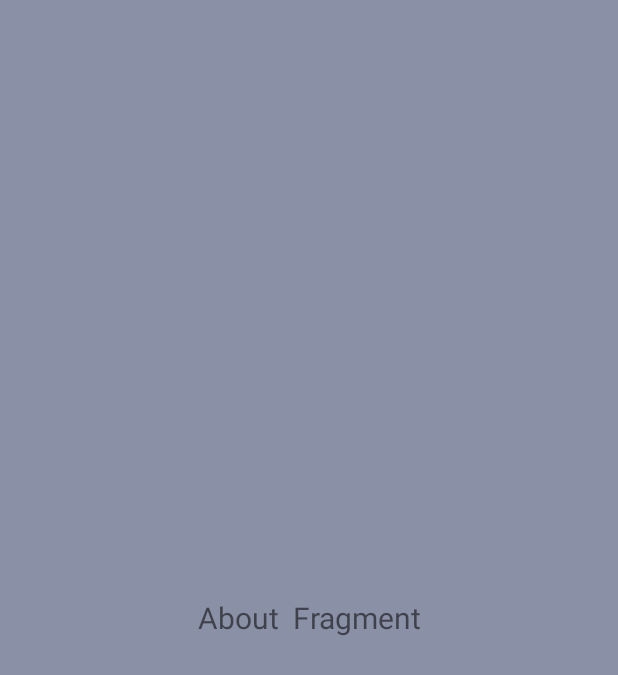
After one commit to SomnathNikam/FarmHelp, an Android app: the fragment About shown on its own in the app's theme, on a phone screen of 412 x 824 dp. The commit adds this screen. Shown: the top 675 px of the screen. Run offline under Robolectric (Android 15) with nearby library versions, the phone set to English and light mode, and no system bars.

Commit message:
Second Commit of the day

```diff
--- /dev/null
+++ b/app/src/main/java/com/example/farmhelp1/About.kt
@@ -0,0 +1,59 @@
+package com.example.farmhelp1
+
+import android.os.Bundle
+import androidx.fragment.app.Fragment
+import android.view.LayoutInflater
+import android.view.View
+import android.view.ViewGroup
+
+// TODO: Rename parameter arguments, choose names that match
+// the fragment initialization parameters, e.g. ARG_ITEM_NUMBER
+private const val ARG_PARAM1 = "param1"
+private const val ARG_PARAM2 = "param2"
+
+/**
+ * A simple [Fragment] subclass.
+ * Use the [About.newInstance] factory method to
+ * create an instance of this fragment.
+ */
+class About : Fragment() {
+    // TODO: Rename and change types of parameters
+    private var param1: String? = null
+    private var param2: String? = null
+
+    override fun onCreate(savedInstanceState: Bundle?) {
+        super.onCreate(savedInstanceState)
+        arguments?.let {
+            param1 = it.getString(ARG_PARAM1)
+            param2 = it.getString(ARG_PARAM2)
+        }
+    }
+
+    override fun onCreateView(
+        inflater: LayoutInflater, container: ViewGroup?,
+        savedInstanceState: Bundle?
+    ): View? {
+        // Inflate the layout for this fragment
+        return inflater.inflate(R.layout.fragment_about, container, false)
+    }
+
+    companion object {
+        /**
+         * Use this factory method to create a new instance of
+         * this fragment using the provided parameters.
+         *
+         * @param param1 Parameter 1.
+         * @param param2 Parameter 2.
+         * @return A new instance of fragment About.
+         */
+        // TODO: Rename and change types and number of parameters
+        @JvmStatic
+        fun newInstance(param1: String, param2: String) =
+            About().apply {
+                arguments = Bundle().apply {
+                    putString(ARG_PARAM1, param1)
+                    putString(ARG_PARAM2, param2)
+                }
+            }
+    }
+}
--- /dev/null
+++ b/app/src/main/res/drawable/ic_baseline_trending_up_24.xml
@@ -0,0 +1,6 @@
+<vector android:alpha="0.78" android:autoMirrored="true"
+    android:height="24dp" android:tint="#C63333"
+    android:viewportHeight="24" android:viewportWidth="24"
+    android:width="24dp" xmlns:android="http://schemas.android.com/apk/res/android">
+    <path android:fillColor="@android:color/white" android:pathData="M16,6l2.29,2.29 -4.88,4.88 -4,-4L2,16.59 3.41,18l6,-6 4,4 6.3,-6.29L22,12V6z"/>
+</vector>
--- /dev/null
+++ b/app/src/main/res/layout/fragment_about.xml
@@ -0,0 +1,20 @@
+<?xml version="1.0" encoding="utf-8"?>
+<FrameLayout xmlns:android="http://schemas.android.com/apk/res/android"
+    xmlns:tools="http://schemas.android.com/tools"
+    android:layout_width="match_parent"
+    android:layout_height="match_parent"
+    android:background="@color/material_dynamic_secondary60"
+    tools:context=".About">
+
+    <!-- TODO: Update blank fragment layout -->
+
+    <TextView
+        android:id="@+id/about_us"
+        android:layout_width="wrap_content"
+        android:layout_height="wrap_content"
+        android:text="About  Fragment"
+        android:textSize="20sp"
+        android:gravity="center"
+        android:layout_gravity="center"/>
+
+</FrameLayout>
--- a/app/src/main/res/values/strings.xml
+++ b/app/src/main/res/values/strings.xml
@@ -2,4 +2,6 @@
     <string name="app_name">Farmhelp</string>
     <string name="nav_open">Open Navigation</string>
     <string name="nav_close">Close Navigation</string>
+    <!-- TODO: Remove or change this placeholder text -->
+    <string name="hello_blank_fragment">Hello blank fragment</string>
 </resources>
```
Also changed, not shown: app/src/main/java/com/example/farmhelp1/Home.kt (added, +59 -0 lines), app/src/main/java/com/example/farmhelp1/MainActivity.kt (+24 -5 lines), app/src/main/java/com/example/farmhelp1/info.kt (added, +59 -0 lines), app/src/main/java/com/example/farmhelp1/schemes.kt (added, +59 -0 lines), app/src/main/res/drawable/bottom_nav.xml (added, +10 -0 lines), app/src/main/res/layout/activity_main.xml (+6 -2 lines), app/src/main/res/layout/fragment_home.xml (added, +21 -0 lines), app/src/main/res/layout/fragment_info.xml (added, +21 -0 lines), app/src/main/res/layout/fragment_schemes.xml (added, +20 -0 lines), app/src/main/res/menu/bottom_menu.xml (+17 -1 lines), app/src/main/res/menu/nav_farm.xml (+10 -0 lines).
